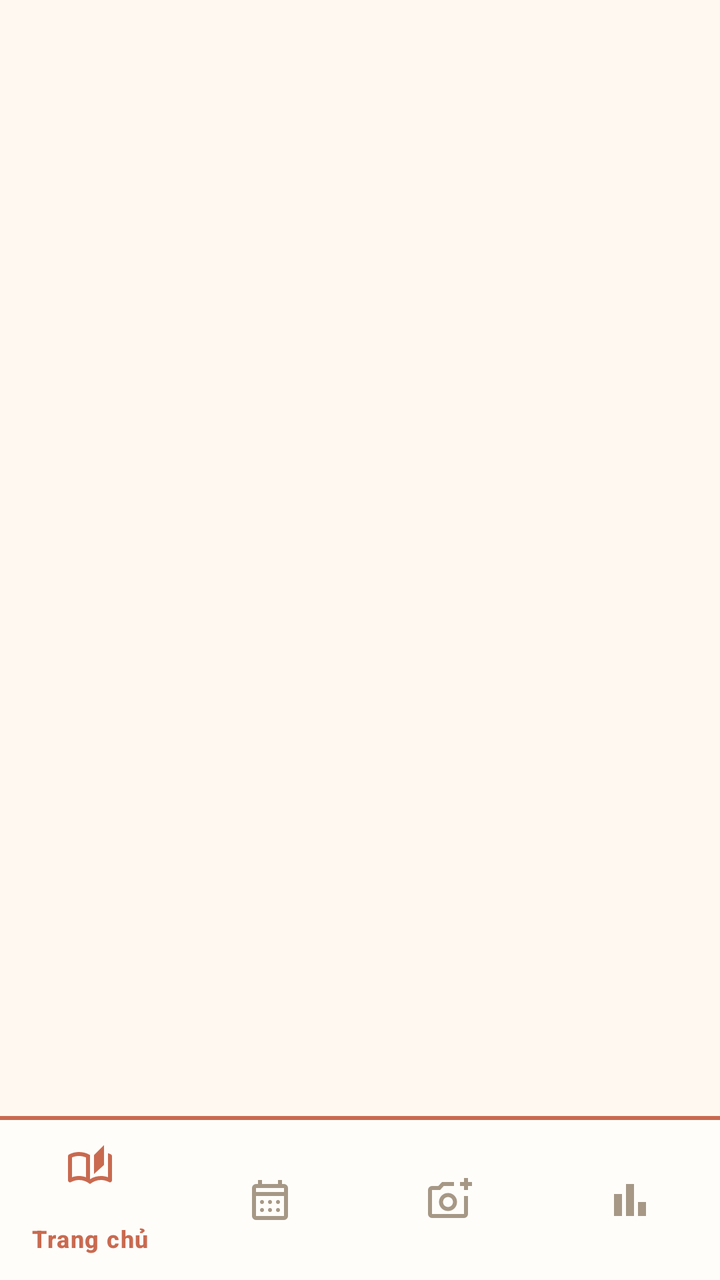
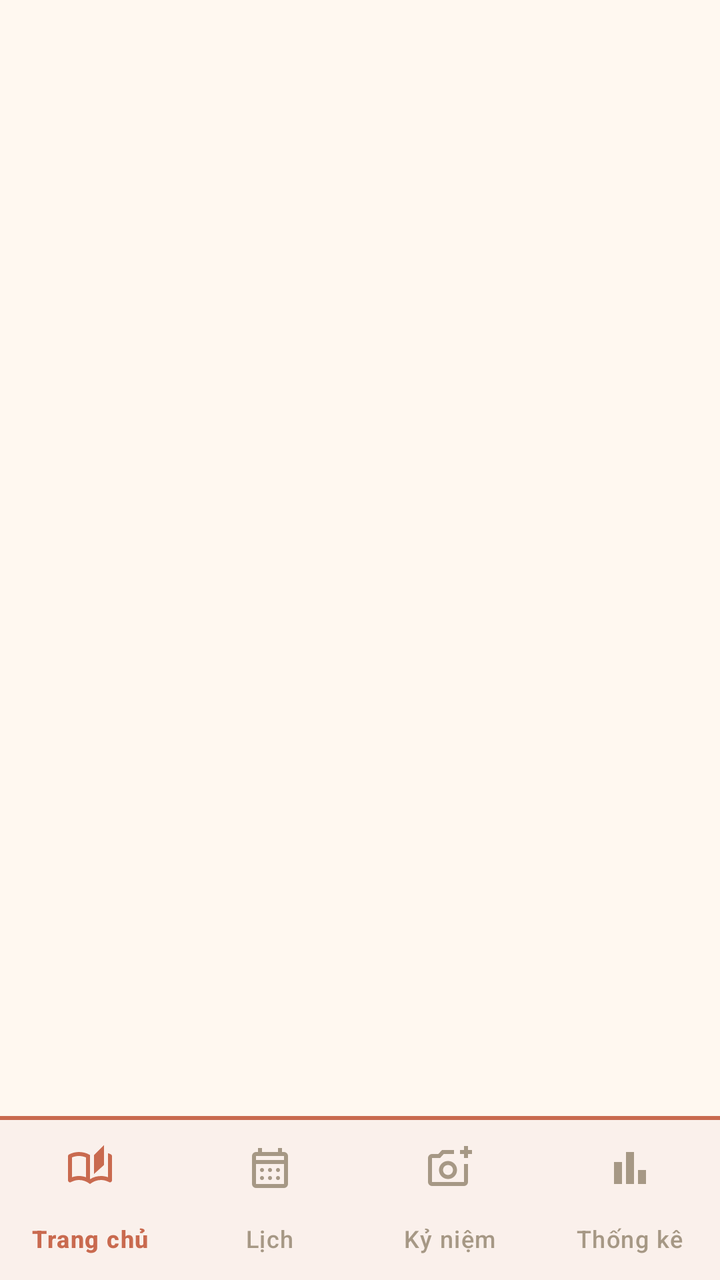

Two renders of the same Android screen: before a commit and after it. Below are the layout's source before the change and the commit's diff.
<!-- AndroidManifest.xml: application theme Theme.Personal_Diary -->
<!-- res/layout/activity_main.xml -->
<?xml version="1.0" encoding="utf-8"?>
<androidx.constraintlayout.widget.ConstraintLayout xmlns:android="http://schemas.android.com/apk/res/android"
    xmlns:app="http://schemas.android.com/apk/res-auto"
    android:layout_width="match_parent"
    android:layout_height="match_parent"
    android:background="@color/bg_main">

    
    <androidx.fragment.app.FragmentContainerView
        android:id="@+id/fragment_container"
        android:layout_width="0dp"
        android:layout_height="0dp"
        app:layout_constraintTop_toTopOf="parent"
        app:layout_constraintStart_toStartOf="parent"
        app:layout_constraintEnd_toEndOf="parent"
        app:layout_constraintBottom_toTopOf="@id/bottom_nav" />

    <View
        android:id="@+id/nav_top_border"
        android:layout_width="0dp"
        android:layout_height="2dp"
        android:background="@color/accent_terracotta"
        app:layout_constraintStart_toStartOf="parent"
        app:layout_constraintEnd_toEndOf="parent"
        app:layout_constraintBottom_toTopOf="@id/bottom_nav" />

    <com.google.android.material.bottomnavigation.BottomNavigationView
        android:id="@+id/bottom_nav"
        android:layout_width="0dp"
        android:layout_height="wrap_content"
        android:background="@color/card_bg"
        app:itemIconTint="@color/bottom_nav_color_selector"
        app:itemTextColor="@color/bottom_nav_color_selector"
        app:itemRippleColor="@color/bg_secondary"
        app:menu="@menu/bottom_nav_menu"
        app:layout_constraintStart_toStartOf="parent"
        app:layout_constraintEnd_toEndOf="parent"
        app:layout_constraintBottom_toBottomOf="parent" />

</androidx.constraintlayout.widget.ConstraintLayout>
<!-- resources referenced by this layout -->
<resources>
  <color name="accent_terracotta">#C96A4F</color>
  <color name="bg_main">#FFF8F0</color>
  <color name="bg_secondary">#F4E4D6</color>
  <color name="card_bg">#FFFDFA</color>
  <style name="Theme.Personal_Diary" parent="Base.Theme.Personal_Diary" />
  <style name="Base.Theme.Personal_Diary" parent="Theme.Material3.DayNight.NoActionBar">
          
          
      </style>
</resources>

<!-- the commit's change to res/layout/activity_main.xml (unified diff, before → after) -->
@@ -33,6 +33,7 @@
         app:itemTextColor="@color/bottom_nav_color_selector"
         app:itemRippleColor="@color/bg_secondary"
         app:menu="@menu/bottom_nav_menu"
+        app:labelVisibilityMode="labeled"
         app:layout_constraintStart_toStartOf="parent"
         app:layout_constraintEnd_toEndOf="parent"
         app:layout_constraintBottom_toBottomOf="parent" />
<!-- resource entries referenced after the edit -->
@@ -8,6 +8,28 @@
   <style name="Base.Theme.Personal_Diary" parent="Theme.Material3.DayNight.NoActionBar">
           
           
+          
+          <item name="colorPrimary">@color/accent_terracotta</item>
+          <item name="colorOnPrimary">@color/on_accent</item>
+          <item name="colorPrimaryContainer">@color/bg_secondary</item>
+          <item name="colorOnPrimaryContainer">@color/text_primary</item>
+  
+          
+          <item name="colorSecondary">@color/accent_terracotta</item>
+          <item name="colorOnSecondary">@color/on_accent</item>
+          <item name="colorSecondaryContainer">@color/bg_secondary</item>
+          <item name="colorOnSecondaryContainer">@color/text_primary</item>
+  
+          
+          <item name="colorSurface">@color/card_bg</item>
+          <item name="colorOnSurface">@color/text_primary</item>
+          <item name="android:colorBackground">@color/bg_main</item>
+  
+          
+          <item name="android:statusBarColor">@color/bg_secondary</item>
+          <item name="android:windowLightStatusBar">true</item>
       </style>
+  <color name="on_accent">#FFF8F0</color>
+  <color name="text_primary">#3D2B24</color>
 </resources>
 
